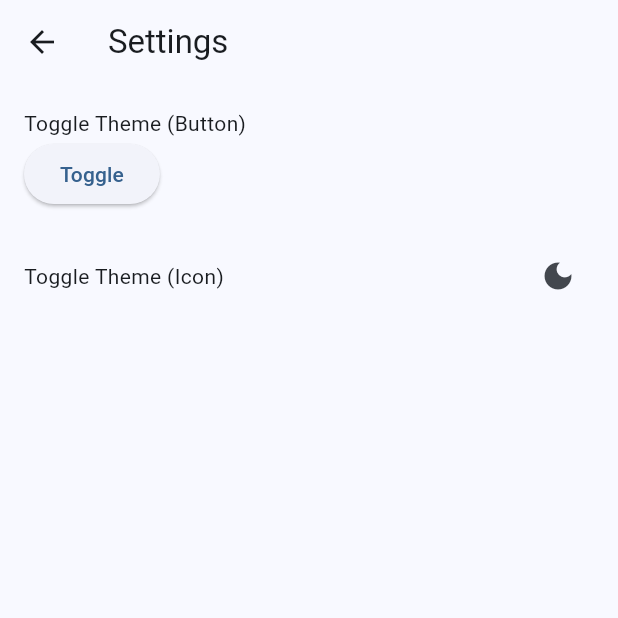
After one commit to shakil2995/simple_theme_switcher, a Flutter app: the MyHomePage screen opened directly, after a tap on the "settings" icon, on a phone screen of 412 x 824 dp, the top half of it. The commit adds this screen. Run offline on Flutter 3.47's test engine with Material 3 defaults, Android fonts, the phone set to English and light mode, and no system bars; our stand-ins replace flutter_bloc.

Commit message:
added more example

```diff
--- /dev/null
+++ b/example2/lib/main.dart
@@ -0,0 +1,143 @@
+import 'package:flutter/material.dart';
+import 'package:simple_theme_switcher/simple_theme_switcher.dart';
+
+void main() {
+  runApp(const MyApp());
+}
+
+class MyApp extends StatelessWidget {
+  const MyApp({super.key});
+
+  @override
+  Widget build(BuildContext context) {
+    return STMaterialApp(
+      debugShowCheckedModeBanner: false,
+      title: 'Flutter Demo',
+      theme: ThemeData(
+        colorScheme: ColorScheme.fromSeed(seedColor: Colors.deepPurple),
+        useMaterial3: true,
+      ),
+      child: const MyHomePage(title: 'Flutter Demo Home Page'),
+    );
+  }
+}
+
+class MyHomePage extends StatefulWidget {
+  const MyHomePage({super.key, required this.title});
+
+  final String title;
+
+  @override
+  State<MyHomePage> createState() => _MyHomePageState();
+}
+
+class _MyHomePageState extends State<MyHomePage> {
+  final themeManager = ThemeManager();
+  int _counter = 0;
+
+  void _incrementCounter() {
+    setState(() {
+      _counter++;
+    });
+  }
+
+  void _navigateToSettings() {
+    Navigator.push(
+      context,
+      MaterialPageRoute(builder: (context) => const SettingsPage()),
+    );
+  }
+
+  @override
+  Widget build(BuildContext context) {
+    return Scaffold(
+      appBar: AppBar(
+        backgroundColor: Theme.of(context).colorScheme.inversePrimary,
+        title: Text(widget.title),
+        actions: [
+          IconButton(
+            icon: const Icon(Icons.settings),
+            onPressed: _navigateToSettings,
+          ),
+        ],
+      ),
+      body: Center(
+        child: Column(
+          mainAxisAlignment: MainAxisAlignment.center,
+          children: <Widget>[
+            const Text(
+              'You have pushed the button this many times:',
+            ),
+            Text(
+              '$_counter',
+              style: Theme.of(context).textTheme.headlineMedium,
+            ),
+          ],
+        ),
+      ),
+      floatingActionButton: FloatingActionButton(
+        onPressed: _incrementCounter,
+        tooltip: 'Increment',
+        child: const Icon(Icons.add),
+      ),
+    );
+  }
+}
+
+class SettingsPage extends StatefulWidget {
+  const SettingsPage({super.key});
+
+  @override
+  SettingsPageState createState() => SettingsPageState();
+}
+
+class SettingsPageState extends State<SettingsPage> {
+  final ThemeManager themeManager = ThemeManager();
+
+  void _toggleTheme() {
+    themeManager.toggleTheme(
+      themeManager.currentThemeMode == AppThemeMode.light
+          ? AppThemeMode.dark
+          : AppThemeMode.light,
+      seedColor: Colors.green,
+    );
+    setState(() {});
+  }
+
+  @override
+  Widget build(BuildContext context) {
+    return Scaffold(
+      appBar: AppBar(
+        title: const Text('Settings'),
+      ),
+      body: Padding(
+        padding: const EdgeInsets.all(16.0),
+        child: Column(
+          crossAxisAlignment: CrossAxisAlignment.start,
+          children: [
+            const Text('Toggle Theme (Button)'),
+            ElevatedButton(
+              onPressed: _toggleTheme,
+              child: const Text('Toggle'),
+            ),
+            const SizedBox(height: 20),
+            Row(
+              mainAxisAlignment: MainAxisAlignment.spaceBetween,
+              children: [
+                const Text('Toggle Theme (Icon)'),
+                IconButton(
+                  icon: Icon(
+                    themeManager.currentThemeMode == AppThemeMode.light
+                        ? Icons.dark_mode
+                        : Icons.light_mode,
+                  ),
+                  onPressed: _toggleTheme,
+                ),
+              ],
+            ),
+          ],
+        ),
+      ),
+    );
+  }
+}
--- a/lib/src/theme_switcher.dart
+++ b/lib/src/theme_switcher.dart
@@ -8,7 +8,7 @@ import 'theme_manager.dart';
 /// localization, routes, and other application-level configurations.
 class STMaterialApp extends StatelessWidget {
   /// The widget to display as the home screen of the application.
-  final Widget child;
+  final Widget? child;
 
   /// The color used as the seed for Material 3 dynamic color generation.
   final Color seedColor;
@@ -85,7 +85,7 @@ class STMaterialApp extends StatelessWidget {
   /// Creates an instance of [STMaterialApp] with the given properties.
   const STMaterialApp({
     super.key,
-    required this.child,
+    this.child,
     this.seedColor = Colors.blue,
     this.navigatorKey,
     this.scaffoldMessengerKey,
```
Also changed, not shown: example2/analysis_options.yaml (added, +28 -0 lines), example2/pubspec.yaml (added, +90 -0 lines), example2/pubspec.lock (added), 125 other files.
